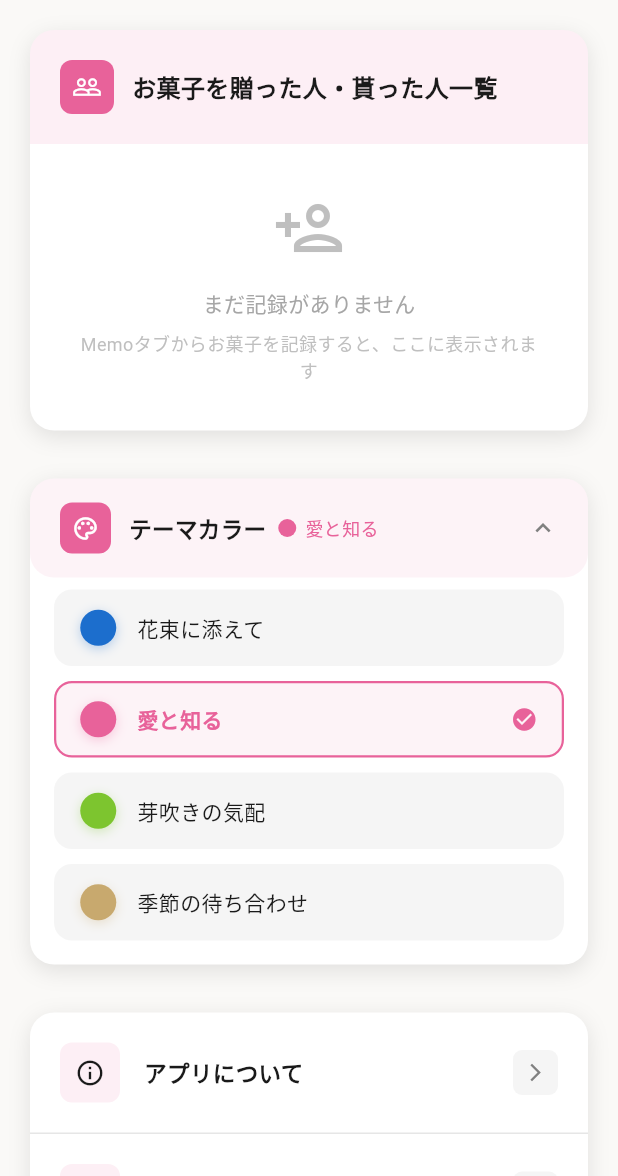
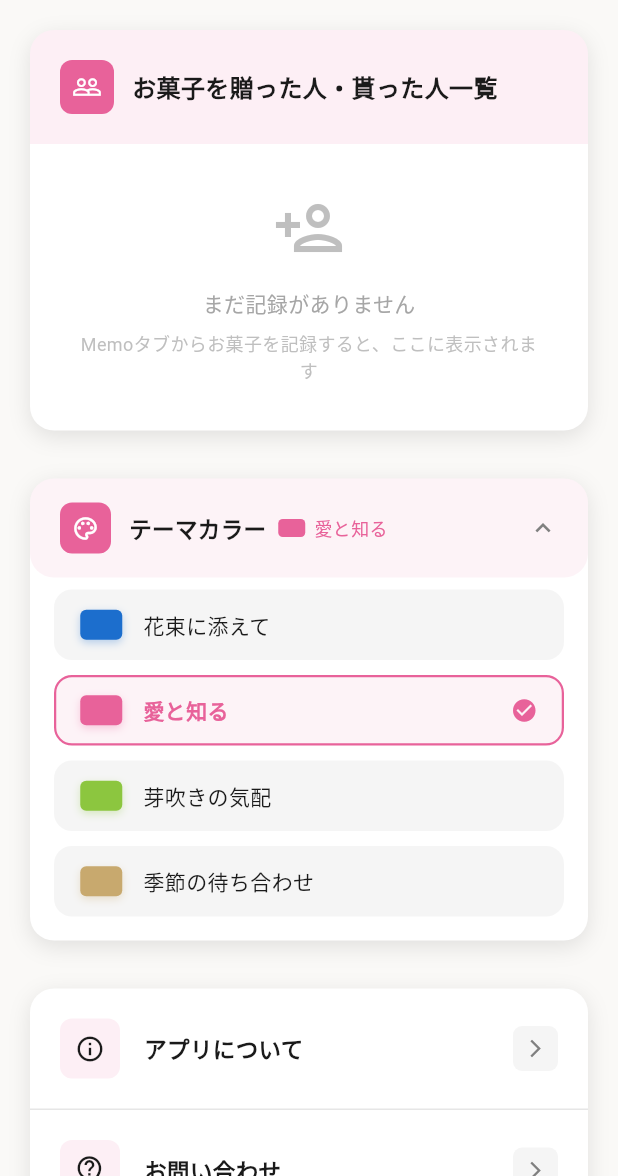
Before and after one commit to erablea/alamode_app, a Flutter app: the UserScreen screen opened directly, after a tap on "テーマカラー", after a tap on "愛と知る", on a phone screen of 412 x 824 dp, the part 60-1236 px from its top. Run offline on Flutter 3.47's test engine with Material 3 defaults, Android fonts, the phone set to English and light mode, and no system bars; our stand-ins replace cached_network_image, image_picker, shared_preferences, supabase_flutter, syncfusion_flutter_datepicker; accounts and stored records are empty; Roboto replaces fonts that are missing (ZenMaruGothic); project files that could hold a hidden picture were left out.

Commit message:
Fix FAB color, card spacing, (税込) parens, theme swatch shape, lime green
- Add floatingActionButtonTheme to copyWith so FAB follows theme color
- Lime green updated to #8CC63F (more yellow-green)
- Restore (税込) parentheses
- Reduce gap between item name and brand row: SizedBox 4→2, icon 14→13
- Theme color swatch: circle → rounded rectangle (28×20, r=4)

Co-Authored-By: Claude Sonnet 4.6 <noreply@anthropic.com>

```diff
--- a/lib/main.dart
+++ b/lib/main.dart
@@ -12,7 +12,7 @@ import 'package:shared_preferences/shared_preferences.dart';
 const List<Map<String, dynamic>> appThemes = [
   {'key': 'blue',  'name': '花束に添えて',     'color': Color(0xFF1C6ECD)},
   {'key': 'pink',  'name': '愛と知る',         'color': Color(0xFFE8629A)},
-  {'key': 'green', 'name': '芽吹きの気配',     'color': Color(0xFF7DC52F)},
+  {'key': 'green', 'name': '芽吹きの気配',     'color': Color(0xFF8CC63F)},
   {'key': 'gold',  'name': '季節の待ち合わせ', 'color': Color(0xFFC8A96E)},
 ];
 
@@ -152,6 +152,11 @@ class MyApp extends StatelessWidget {
               ),
             ),
             progressIndicatorTheme: ProgressIndicatorThemeData(color: primaryColor),
+            floatingActionButtonTheme: FloatingActionButtonThemeData(
+              backgroundColor: primaryColor,
+              foregroundColor: Colors.white,
+              elevation: 2,
+            ),
           ),
           home: MainApp(),
         );
--- a/lib/view/home.dart
+++ b/lib/view/home.dart
@@ -899,11 +899,11 @@ class ItemCard extends StatelessWidget {
               ),
             ],
           ),
-          const SizedBox(height: 4),
+          const SizedBox(height: 2),
           Row(
             crossAxisAlignment: CrossAxisAlignment.center,
             children: [
-              const Icon(Icons.storefront, size: 14, color: AppColors.blackLight),
+              const Icon(Icons.storefront, size: 13, color: AppColors.blackLight),
               const SizedBox(width: 4),
               if (brandId != null)
                 Expanded(
@@ -1036,7 +1036,7 @@ class ItemCard extends StatelessWidget {
           ),
           const SizedBox(width: 3),
           const Text(
-            '税込',
+            '(税込)',
             style: TextStyle(
               fontSize: 9,
               color: AppColors.blackLight,
--- a/lib/view/user.dart
+++ b/lib/view/user.dart
@@ -424,9 +424,12 @@ class _UserScreenState extends State<UserScreen> {
                       const Text('テーマカラー', style: TextStyle(fontSize: 15, fontWeight: FontWeight.bold, color: AppColors.blackDark)),
                       const SizedBox(width: 8),
                       Container(
-                        width: 12,
+                        width: 18,
                         height: 12,
-                        decoration: BoxDecoration(color: selectedColor, shape: BoxShape.circle),
+                        decoration: BoxDecoration(
+                          color: selectedColor,
+                          borderRadius: BorderRadius.circular(3),
+                        ),
                       ),
                       const SizedBox(width: 6),
                       Text(selectedName, style: TextStyle(fontSize: 12, color: selectedColor, fontWeight: FontWeight.w500)),
@@ -465,12 +468,12 @@ class _UserScreenState extends State<UserScreen> {
                           child: Row(
                             children: [
                               Container(
-                                width: 24,
-                                height: 24,
+                                width: 28,
+                                height: 20,
                                 decoration: BoxDecoration(
                                   color: color,
-                                  shape: BoxShape.circle,
-                                  boxShadow: [BoxShadow(color: color.withOpacity(0.3), blurRadius: 6, offset: const Offset(0, 2))],
+                                  borderRadius: BorderRadius.circular(4),
+                                  boxShadow: [BoxShadow(color: color.withOpacity(0.3), blurRadius: 4, offset: const Offset(0, 2))],
                                 ),
                               ),
                               const SizedBox(width: 14),
```
